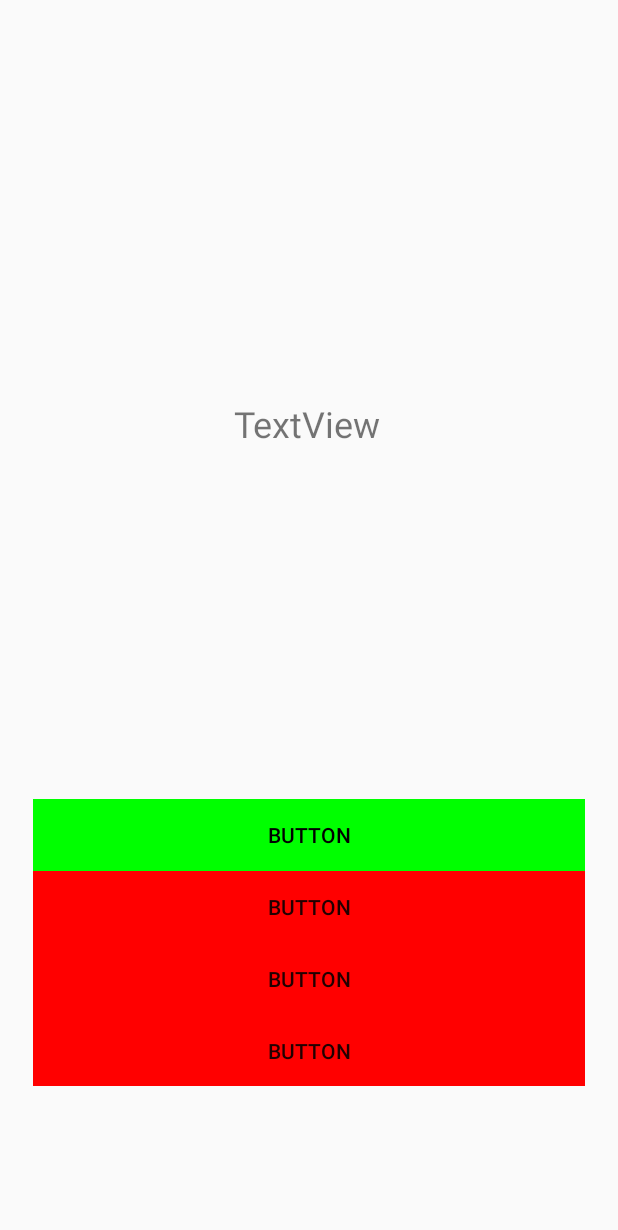
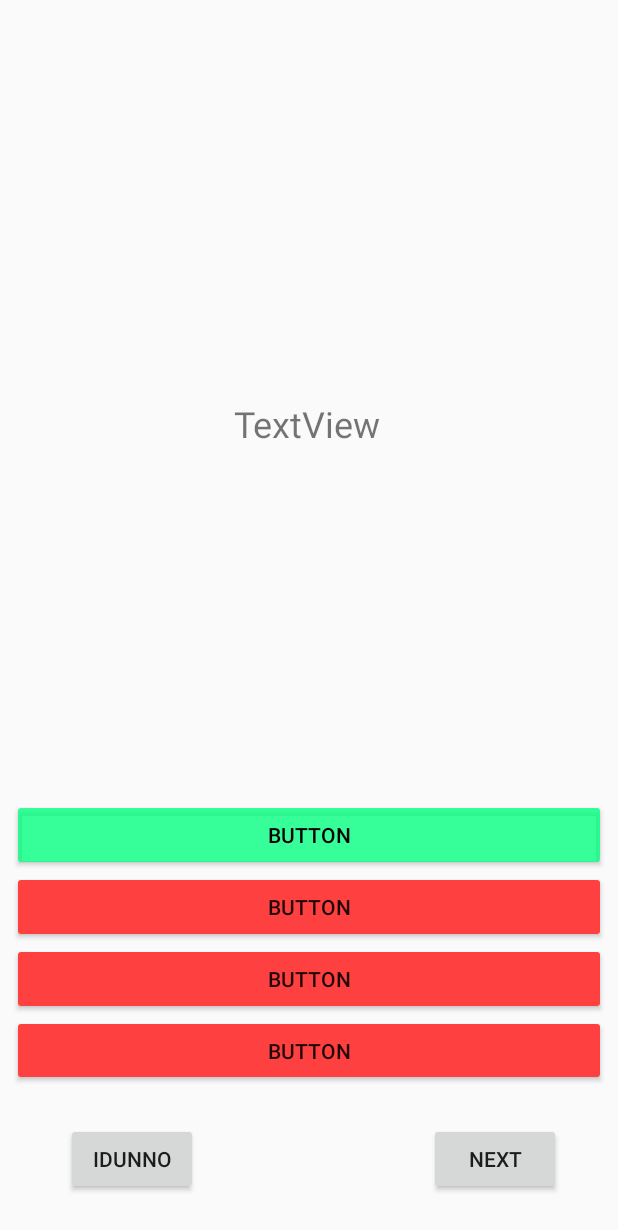
Before and after one commit to MalcolmChen97/LandOfVoca, an Android app: the MultipleChoice screen opened directly, with no data from a screen before it, after a tap on "BUTTON", on a phone screen of 412 x 824 dp. Shown: the top 1230 px of the screen. Run offline under Robolectric (Android 15) with nearby library versions, the phone set to English and light mode, and no system bars.

Commit message:
add next and idunno btn

```diff
--- a/MainApp/Android/app/src/main/java/com/tigerteam/landofvoca/MultipleChoice.java
+++ b/MainApp/Android/app/src/main/java/com/tigerteam/landofvoca/MultipleChoice.java
@@ -2,7 +2,10 @@ package com.tigerteam.landofvoca;
 
 import android.content.Context;
 import android.content.Intent;
+import android.content.res.ColorStateList;
 import android.graphics.Color;
+import android.os.Build;
+import android.support.annotation.RequiresApi;
 import android.support.v7.app.AppCompatActivity;
 import android.os.Bundle;
 import android.view.View;
@@ -14,6 +17,7 @@ import java.util.List;
 public class MultipleChoice extends AppCompatActivity {
     private Button[] CHOICE ;
 
+    @RequiresApi(api = Build.VERSION_CODES.LOLLIPOP)
     @Override
     protected void onCreate(Bundle savedInstanceState) {
         super.onCreate(savedInstanceState);
@@ -21,36 +25,65 @@ public class MultipleChoice extends AppCompatActivity {
 
         declareBtn();
         setUpbtn();
+        update();
 
 
     }
 
 
     private void setUpbtn(){
+
+        final Button next = (Button) findViewById(R.id.MultipleChoice_Next);
+        next.setOnClickListener(new View.OnClickListener() {
+            @RequiresApi(api = Build.VERSION_CODES.LOLLIPOP)
+            @Override
+            public void onClick(View v) {
+                update();
+            }
+        });
+
         int numOfChoice = getResources().getInteger(R.integer.num_Of_Choices);
         for(int i = 0;i < numOfChoice;i++){
             final Button btn = CHOICE[i];
             final int currentBtn = i;
 
             btn.setOnClickListener(new View.OnClickListener() {
+                @RequiresApi(api = Build.VERSION_CODES.LOLLIPOP)
                 @Override
                 public void onClick(View v) {
                     if(checkCorrect()){
-                        CHOICE[currentBtn].setBackgroundColor(Color.GREEN);
+                        CHOICE[currentBtn].setBackgroundTintList(ColorStateList.valueOf(Color.argb(200,0,255,127)));
                         setWrongColor(currentBtn);
                     }
+                    next.setVisibility(View.VISIBLE);
                 }
             });
         }
+
+
+    }
+
+    @RequiresApi(api = Build.VERSION_CODES.LOLLIPOP)
+    private void update(){
+        final Button next = (Button) findViewById(R.id.MultipleChoice_Next);
+        next.setVisibility(View.INVISIBLE);
+
+        int numOfChoice = getResources().getInteger(R.integer.num_Of_Choices);
+        for(int i = 0;i < numOfChoice; i++){
+            CHOICE[i].setBackgroundTintList(ColorStateList.valueOf(Color.argb(200,220,220,220)));
+        }
+
     }
     private boolean checkCorrect(){
         return true;
     }
+
+    @RequiresApi(api = Build.VERSION_CODES.LOLLIPOP)
     private void setWrongColor(int indexOfButton){
         int numOfChoice = getResources().getInteger(R.integer.num_Of_Choices);
         for(int i = 0; i < numOfChoice; i++){
             if(i != indexOfButton){
-                CHOICE[i].setBackgroundColor(Color.RED);
+                CHOICE[i].setBackgroundTintList(ColorStateList.valueOf(Color.argb(255,255,64,64)));
             }
         }
     }
--- /dev/null
+++ b/MainApp/Android/app/src/main/java/com/tigerteam/landofvoca/Vocabulary.java
@@ -0,0 +1,10 @@
+package com.tigerteam.landofvoca;
+
+/**
+ * Created by Jonathan Chen on 2018/5/16.
+ */
+
+public class Vocabulary {
+    String English;
+    String Chinese;
+}
--- a/MainApp/Android/app/src/main/res/layout/activity_multiple_choice.xml
+++ b/MainApp/Android/app/src/main/res/layout/activity_multiple_choice.xml
@@ -8,7 +8,7 @@
 
     <LinearLayout
         android:id="@+id/linearLayout"
-        android:layout_width="368dp"
+        android:layout_width="0dp"
         android:layout_height="191dp"
         android:layout_marginBottom="100dp"
         android:layout_marginEnd="8dp"
@@ -65,4 +65,36 @@
         app:layout_constraintStart_toStartOf="parent"
         app:layout_constraintTop_toTopOf="parent" />
 
+    <Button
+        android:id="@+id/MultipleChoice_Next"
+        android:layout_width="wrap_content"
+        android:layout_height="wrap_content"
+        android:layout_marginBottom="8dp"
+        android:layout_marginEnd="8dp"
+        android:layout_marginStart="8dp"
+        android:layout_marginTop="8dp"
+        android:text="Next"
+        app:layout_constraintBottom_toBottomOf="parent"
+        app:layout_constraintEnd_toEndOf="parent"
+        app:layout_constraintHorizontal_bias="0.903"
+        app:layout_constraintStart_toStartOf="parent"
+        app:layout_constraintTop_toBottomOf="@+id/linearLayout"
+        app:layout_constraintVertical_bias="0.472" />
+
+    <Button
+        android:id="@+id/MultipleChoice_IDunNo"
+        android:layout_width="wrap_content"
+        android:layout_height="wrap_content"
+        android:layout_marginBottom="8dp"
+        android:layout_marginEnd="8dp"
+        android:layout_marginStart="8dp"
+        android:layout_marginTop="8dp"
+        android:text="IDunNo"
+        app:layout_constraintBottom_toBottomOf="parent"
+        app:layout_constraintEnd_toEndOf="parent"
+        app:layout_constraintHorizontal_bias="0.117"
+        app:layout_constraintStart_toStartOf="parent"
+        app:layout_constraintTop_toBottomOf="@+id/linearLayout"
+        app:layout_constraintVertical_bias="0.472" />
+
 </android.support.constraint.ConstraintLayout>
--- a/MainApp/Android/app/src/main/res/values/colors.xml
+++ b/MainApp/Android/app/src/main/res/values/colors.xml
@@ -2,5 +2,5 @@
 <resources>
     <color name="colorPrimary">#3F51B5</color>
     <color name="colorPrimaryDark">#303F9F</color>
-    <color name="colorAccent">#FF4081</color>
+    <color name="colorAccent">#ff4081</color>
 </resources>
```
